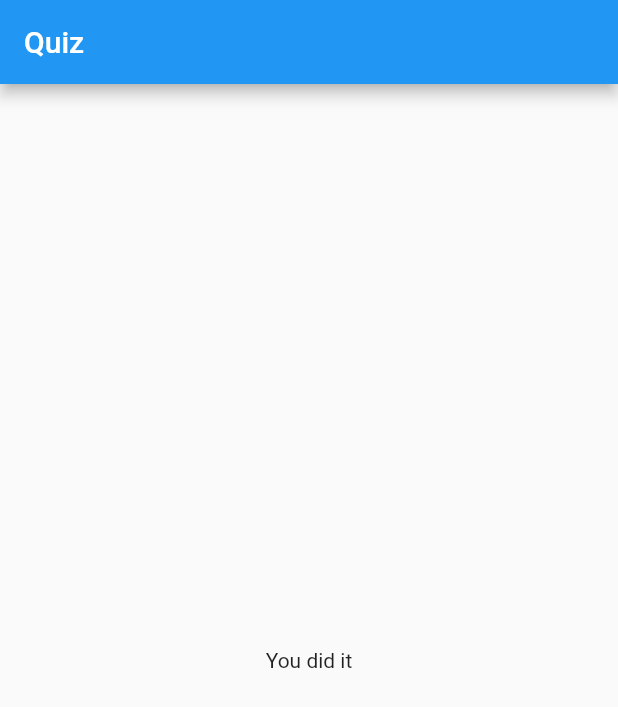
After one commit to bhavikvashi1804/flutter-quiz, a Flutter app: the screen it shows after launch, after a tap on "Red", after a tap on "Snake", after a tap on "Raj", on a phone screen of 412 x 824 dp. The commit adds this screen. Shown: the top 707 px of the screen. Run offline on Flutter 3.47's test engine with Material 2 defaults, Android fonts, the phone set to English and light mode, and no system bars.

Commit message:
result page

```diff
--- a/lib/main.dart
+++ b/lib/main.dart
@@ -1,6 +1,7 @@
 import 'package:flutter/material.dart';
 
 import './quiz.dart';
+import './result.dart';
 
 void main() => runApp(MyApp());
 
@@ -65,7 +66,7 @@ class _MyHomePageState extends State<MyHomePage> {
         questionIndex: _questionIndex,
         questions: _questions,
         onAnswerClick: _answerQ,
-        ):Center(child: Text('You did it'),),
+        ):Result(),
      );
   }
 }
--- /dev/null
+++ b/lib/result.dart
@@ -0,0 +1,10 @@
+import 'package:flutter/material.dart';
+
+class Result extends StatelessWidget {
+  @override
+  Widget build(BuildContext context) {
+    return Center(
+      child: Text('You did it'),
+    );
+  }
+}
```
